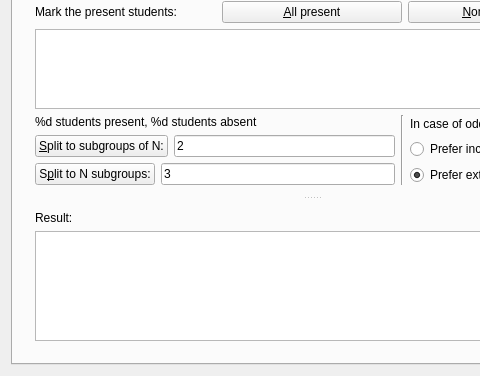
Above: mainwindow.ui from jackbadlands/studentchooser before the change; both pictures show x 0 to 480 and y 105 to 481 of the 624 by 481 pixel window. Below: the same form after it.
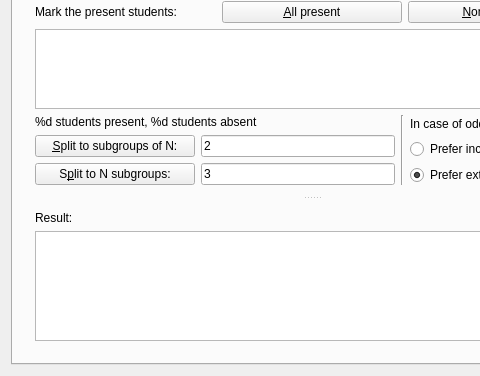
That is the form after the change. Custom widgets are drawn as their Qt base class.

Patch:
```diff
--- a/mainwindow.ui
+++ b/mainwindow.ui
@@ -167,6 +167,12 @@
                  <layout class="QHBoxLayout" name="horizontalLayout_5">
                   <item>
                    <widget class="QPushButton" name="pushButton_7">
+                    <property name="minimumSize">
+                     <size>
+                      <width>160</width>
+                      <height>0</height>
+                     </size>
+                    </property>
                     <property name="text">
                      <string>&amp;Split to subgroups of N:</string>
                     </property>
@@ -185,6 +191,12 @@
                  <layout class="QHBoxLayout" name="horizontalLayout_6">
                   <item>
                    <widget class="QPushButton" name="pushButton_8">
+                    <property name="minimumSize">
+                     <size>
+                      <width>160</width>
+                      <height>0</height>
+                     </size>
+                    </property>
                     <property name="text">
                      <string>S&amp;plit to N subgroups:</string>
                     </property>
@@ -312,6 +324,13 @@
   </action>
  </widget>
  <layoutdefault spacing="6" margin="11"/>
+ <customwidgets>
+  <customwidget>
+   <class>ListViewWithMessageWhenEmpty</class>
+   <extends>QListView</extends>
+   <header>listviewwithmessagewhenempty.h</header>
+  </customwidget>
+ </customwidgets>
  <resources/>
  <connections>
   <connection>
```
Left out of the diff: 2 changed lines with no effect on the pictures.
